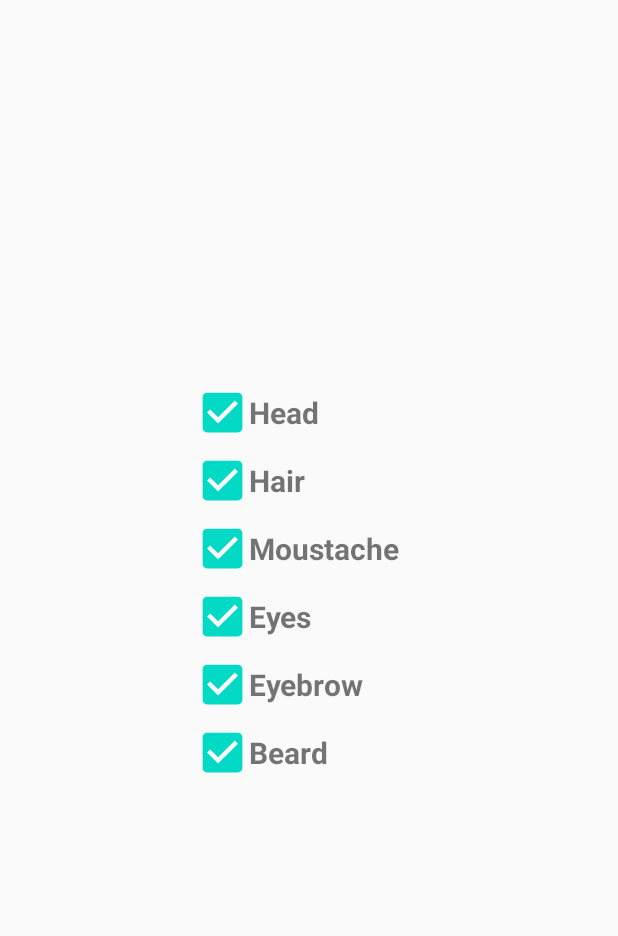
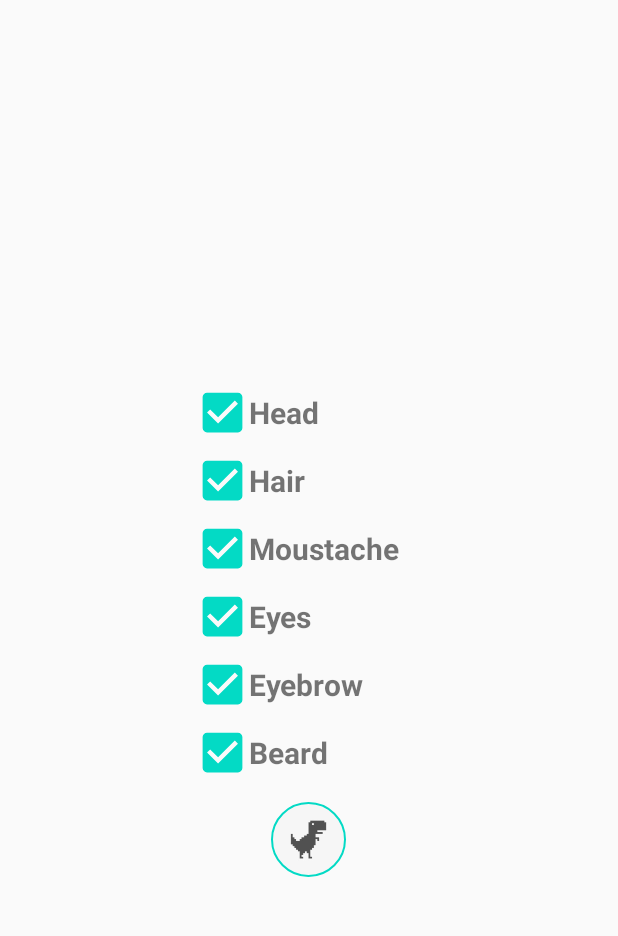
Before and after one commit to egin10/MrPotato, an Android app: the screen it shows after launch (MainActivity), on a phone screen of 412 x 824 dp, the part 94-1030 px from its top. Run offline under Robolectric (Android 15) with nearby library versions, the phone set to English and light mode, and no system bars; our stand-ins replace CircleImageView; Roboto replaces fonts that are not available here.

Commit message:
change imageview to circleimageview

```diff
--- a/app/build.gradle
+++ b/app/build.gradle
@@ -27,6 +27,7 @@ dependencies {
     implementation 'androidx.appcompat:appcompat:1.1.0'
     implementation 'androidx.constraintlayout:constraintlayout:1.1.3'
     implementation 'com.google.android.material:material:1.3.0-alpha01'
+    implementation 'de.hdodenhof:circleimageview:3.1.0'
     testImplementation 'junit:junit:4.12'
     androidTestImplementation 'androidx.test.ext:junit:1.1.1'
     androidTestImplementation 'androidx.test.espresso:espresso-core:3.2.0'
--- a/app/src/main/java/id/egin/mr_potato/MainActivity.java
+++ b/app/src/main/java/id/egin/mr_potato/MainActivity.java
@@ -7,10 +7,12 @@ import android.view.View;
 import android.widget.ImageView;
 import android.widget.Toast;
 
+import de.hdodenhof.circleimageview.CircleImageView;
+
 public class MainActivity extends AppCompatActivity {
-    private ImageView head, hair, eyebrow, eyes, moustache, beard,
-            checkHead, unCheckHead, checkHair, unCheckHair, checkEyeBrow, unCheckEyeBrow,
-            checkEyes, unCheckEyes, checkMoustache, unCheckMoustache, checkBeard, unCheckBeard;
+    private ImageView head, hair, eyebrow, eyes, moustache, beard;
+    private CircleImageView checkHead, unCheckHead, checkHair, unCheckHair, checkEyeBrow, unCheckEyeBrow,
+            checkEyes, unCheckEyes, checkMoustache, unCheckMoustache, checkBeard, unCheckBeard, dino;
 
     @Override
     protected void onCreate(Bundle savedInstanceState) {
@@ -46,6 +48,7 @@ public class MainActivity extends AppCompatActivity {
         unCheckMoustache = findViewById(R.id.iv_uncheck_moustache);
         checkBeard = findViewById(R.id.iv_check_beard);
         unCheckBeard = findViewById(R.id.iv_uncheck_beard);
+        dino = findViewById(R.id.iv_dino);
 
         // set option visibility
         unCheckHead.setVisibility(View.GONE);
@@ -169,6 +172,13 @@ public class MainActivity extends AppCompatActivity {
                 return false;
             }
         });
+
+        dino.setOnClickListener(new View.OnClickListener() {
+            @Override
+            public void onClick(View v) {
+                Toast.makeText(MainActivity.this, "Ginanjar S.B", Toast.LENGTH_SHORT).show();
+            }
+        });
     }
 
     private void changeVisibility(ImageView img) {
--- a/app/src/main/res/layout/activity_main.xml
+++ b/app/src/main/res/layout/activity_main.xml
@@ -80,13 +80,13 @@
                 android:orientation="horizontal"
                 android:layout_gravity="center_horizontal"
                 android:layout_marginBottom="10dp">
-                <ImageView
+                <de.hdodenhof.circleimageview.CircleImageView
                     android:id="@+id/iv_check_head"
                     android:layout_width="35dp"
                     android:layout_height="35dp"
                     android:src="@drawable/ic_check_box"
                     />
-                <ImageView
+                <de.hdodenhof.circleimageview.CircleImageView
                     android:id="@+id/iv_uncheck_head"
                     android:layout_width="35dp"
                     android:layout_height="35dp"
@@ -108,13 +108,13 @@
                 android:orientation="horizontal"
                 android:layout_gravity="center_horizontal"
                 android:layout_marginBottom="10dp">
-                <ImageView
+                <de.hdodenhof.circleimageview.CircleImageView
                     android:id="@+id/iv_check_hair"
                     android:layout_width="35dp"
                     android:layout_height="35dp"
                     android:src="@drawable/ic_check_box"
                     />
-                <ImageView
+                <de.hdodenhof.circleimageview.CircleImageView
                     android:id="@+id/iv_uncheck_hair"
                     android:layout_width="35dp"
                     android:layout_height="35dp"
@@ -136,13 +136,13 @@
                 android:orientation="horizontal"
                 android:layout_gravity="center_horizontal"
                 android:layout_marginBottom="10dp">
-                <ImageView
+                <de.hdodenhof.circleimageview.CircleImageView
                     android:id="@+id/iv_check_moustache"
                     android:layout_width="35dp"
                     android:layout_height="35dp"
                     android:src="@drawable/ic_check_box"
                     />
-                <ImageView
+                <de.hdodenhof.circleimageview.CircleImageView
                     android:id="@+id/iv_uncheck_moustache"
                     android:layout_width="35dp"
                     android:layout_height="35dp"
@@ -164,13 +164,13 @@
                 android:orientation="horizontal"
                 android:layout_gravity="center_horizontal"
                 android:layout_marginBottom="10dp">
-                <ImageView
+                <de.hdodenhof.circleimageview.CircleImageView
                     android:id="@+id/iv_check_eyes"
                     android:layout_width="35dp"
                     android:layout_height="35dp"
                     android:src="@drawable/ic_check_box"
                     />
-                <ImageView
+                <de.hdodenhof.circleimageview.CircleImageView
                     android:id="@+id/iv_uncheck_eyes"
                     android:layout_width="35dp"
                     android:layout_height="35dp"
@@ -192,13 +192,13 @@
                 android:orientation="horizontal"
                 android:layout_gravity="center_horizontal"
                 android:layout_marginBottom="10dp">
-                <ImageView
+                <de.hdodenhof.circleimageview.CircleImageView
                     android:id="@+id/iv_check_eyebrow"
                     android:layout_width="35dp"
                     android:layout_height="35dp"
                     android:src="@drawable/ic_check_box"
                     />
-                <ImageView
+                <de.hdodenhof.circleimageview.CircleImageView
                     android:id="@+id/iv_uncheck_eyebrow"
                     android:layout_width="35dp"
                     android:layout_height="35dp"
@@ -218,15 +218,14 @@
                 android:layout_width="150dp"
                 android:layout_height="wrap_content"
                 android:orientation="horizontal"
-                android:layout_gravity="center_horizontal"
-                android:layout_marginBottom="10dp">
-                <ImageView
+                android:layout_gravity="center_horizontal">
+                <de.hdodenhof.circleimageview.CircleImageView
                     android:id="@+id/iv_check_beard"
                     android:layout_width="35dp"
                     android:layout_height="35dp"
                     android:src="@drawable/ic_check_box"
                     />
-                <ImageView
+                <de.hdodenhof.circleimageview.CircleImageView
                     android:id="@+id/iv_uncheck_beard"
                     android:layout_width="35dp"
                     android:layout_height="35dp"
@@ -242,6 +241,21 @@
                     android:textStyle="bold"
                     />
             </LinearLayout>
+            <LinearLayout
+                android:layout_width="wrap_content"
+                android:layout_height="wrap_content"
+                android:orientation="horizontal"
+                android:layout_gravity="center_horizontal"
+                android:layout_marginTop="15dp">
+                <de.hdodenhof.circleimageview.CircleImageView
+                    android:id="@+id/iv_dino"
+                    android:layout_width="50dp"
+                    android:layout_height="50dp"
+                    android:src="@drawable/dino"
+                    app:civ_border_color="@color/colorAccent"
+                    app:civ_border_width="1dp"
+                    />
+            </LinearLayout>
         </LinearLayout>
 
     </LinearLayout>
```
Also changed, not shown: app/src/main/res/drawable-hdpi/dino.png (added), app/src/main/res/drawable-mdpi/dino.png (added), app/src/main/res/drawable-xhdpi/dino.png (added), app/src/main/res/drawable-xxhdpi/dino.png (added), app/src/main/res/drawable-xxxhdpi/dino.png (added).
